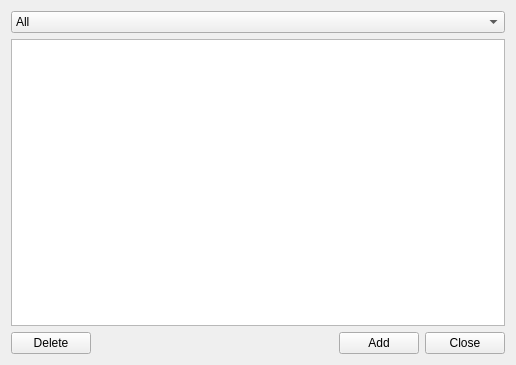
Qt form src/ARM_R_viewCore/DBStation/ListsDialog.ui (nevaeh82/arm_r) before a commit.
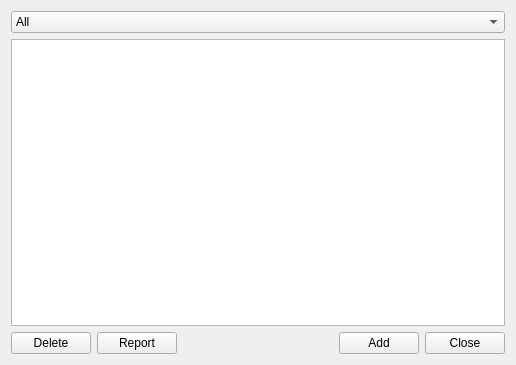
The same form after that commit.

Commit message: added report generator for msword. It generate white/black lists to word/ Start from ListDialog

Patch:
```diff
--- a/src/ARM_R_viewCore/DBStation/ListsDialog.ui
+++ b/src/ARM_R_viewCore/DBStation/ListsDialog.ui
@@ -62,6 +62,13 @@
        </property>
       </widget>
      </item>
+     <item>
+      <widget class="QPushButton" name="pbReport">
+       <property name="text">
+        <string>Report</string>
+       </property>
+      </widget>
+     </item>
      <item>
       <spacer name="horizontalSpacer">
        <property name="orientation">
```
The commit also changes 13 other files.
